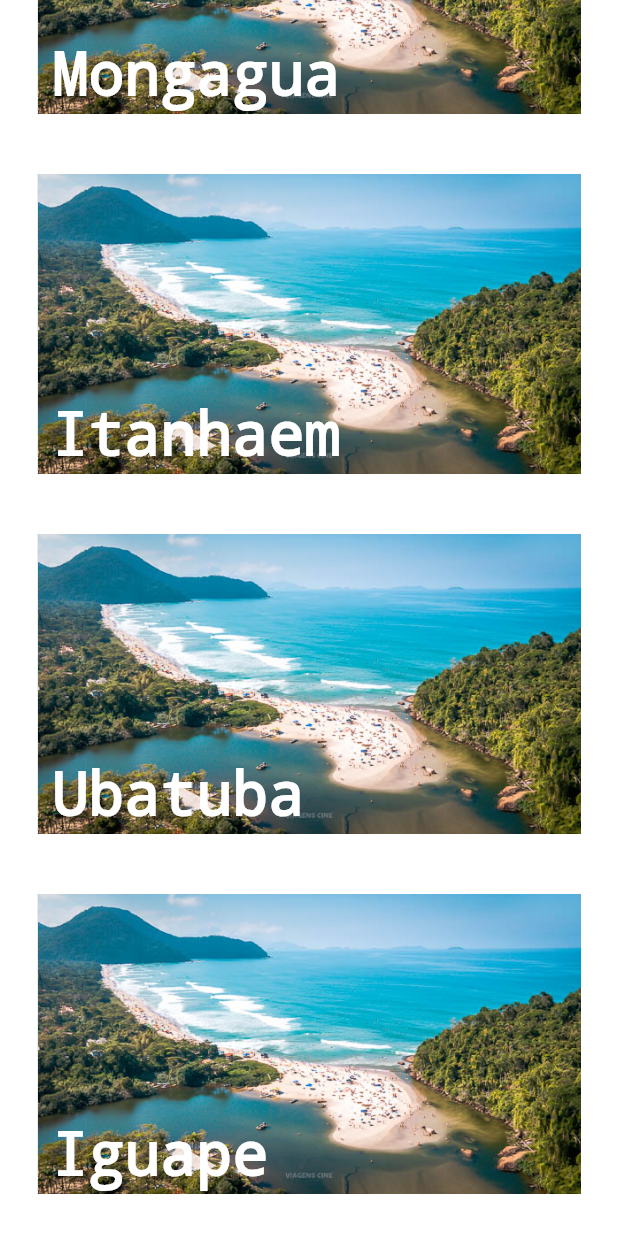
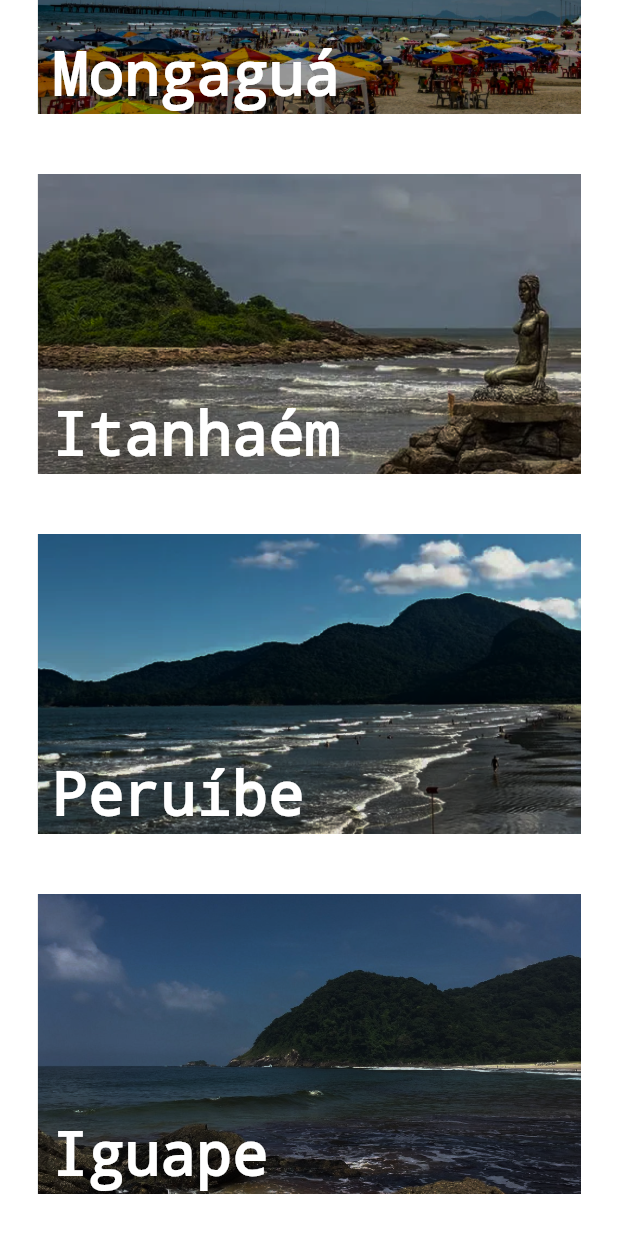
Before and after one commit to LucasHor4/SurfSP, a Flutter app: the screen it shows after launch, scrolled down 2304 dp, on a phone screen of 412 x 824 dp. Shown: the top 1233 px of the screen. Run offline on Flutter 3.47's test engine with Material 3 defaults, Android fonts, the light colour scheme and no system bars.

Commit message:
Adicionando as imagens.

```diff
--- a/lib/main.dart
+++ b/lib/main.dart
@@ -72,7 +72,7 @@ class PraiasState extends State<Praias> {
                   children: [
                     Positioned(
                       child: Image.asset( //imagem da praia
-                        'img/Ubatuba-Melhores-Praias-Capa.jpg',
+                        'img/uba.png',
                         width: MediaQuery.of(context).size.width - 50,
                         height: 200,
                         fit: ubatuba ? BoxFit.cover : BoxFit.cover,
@@ -144,7 +144,7 @@ class PraiasState extends State<Praias> {
                   children: [
                     Positioned(
                       child: Image.asset( //imagem da praia
-                        'img/Ubatuba-Melhores-Praias-Capa.jpg',
+                        'img/car.png',
                         width: MediaQuery.of(context).size.width - 50,
                         height: 200,
                         fit: caraguatatuba ? BoxFit.cover : BoxFit.cover,
@@ -215,7 +215,7 @@ class PraiasState extends State<Praias> {
                   children: [
                     Positioned(
                       child: Image.asset( //imagem da praia
-                        'img/Ubatuba-Melhores-Praias-Capa.jpg',
+                        'img/ilb.png',
                         width: MediaQuery.of(context).size.width - 50,
                         height: 200,
                         fit: ilhabela ? BoxFit.cover : BoxFit.cover,
@@ -286,7 +286,7 @@ class PraiasState extends State<Praias> {
                   children: [
                     Positioned(
                       child: Image.asset( //imagem da praia
-                        'img/Ubatuba-Melhores-Praias-Capa.jpg',
+                        'img/ssb.png',
                         width: MediaQuery.of(context).size.width - 50,
                         height: 200,
                         fit: ssebastiao ? BoxFit.cover : BoxFit.cover,
@@ -296,7 +296,7 @@ class PraiasState extends State<Praias> {
                       top: 150,
                       left: 10,
                       child: Text(
-                        'São sebastião',
+                        'São Sebastião',
                         style: TextStyle(
                             fontSize: 40,
                             color: Colors.white,
@@ -357,7 +357,7 @@ class PraiasState extends State<Praias> {
                   children: [
                     Positioned(
                       child: Image.asset( //imagem da praia
-                        'img/Ubatuba-Melhores-Praias-Capa.jpg',
+                        'img/ber.png',
                         width: MediaQuery.of(context).size.width - 50,
                         height: 200,
                         fit: bertioga ? BoxFit.cover : BoxFit.cover,
@@ -428,7 +428,7 @@ class PraiasState extends State<Praias> {
                   children: [
                     Positioned(
                       child: Image.asset( //imagem da praia
-                        'img/Ubatuba-Melhores-Praias-Capa.jpg',
+                        'img/gua.png',
                         width: MediaQuery.of(context).size.width - 50,
                         height: 200,
                         fit: guaruja ? BoxFit.cover : BoxFit.cover,
@@ -438,7 +438,7 @@ class PraiasState extends State<Praias> {
                       top: 150,
                       left: 10,
                       child: Text(
-                        'Guaruja',
+                        'Guarujá',
                         style: TextStyle(
                             fontSize: 40,
                             color: Colors.white,
@@ -499,7 +499,7 @@ class PraiasState extends State<Praias> {
                   children: [
                     Positioned(
                       child: Image.asset( //imagem da praia
-                        'img/Ubatuba-Melhores-Praias-Capa.jpg',
+                        'img/san.png',
                         width: MediaQuery.of(context).size.width - 50,
                         height: 200,
                         fit: santos ? BoxFit.cover : BoxFit.cover,
@@ -570,7 +570,7 @@ class PraiasState extends State<Praias> {
                   children: [
                     Positioned(
                       child: Image.asset( //imagem da praia
-                        'img/Ubatuba-Melhores-Praias-Capa.jpg',
+                        'img/svc.png',
                         width: MediaQuery.of(context).size.width - 50,
                         height: 200,
                         fit: svicente ? BoxFit.cover : BoxFit.cover,
@@ -641,7 +641,7 @@ class PraiasState extends State<Praias> {
                   children: [
                     Positioned(
                       child: Image.asset( //imagem da praia
-                        'img/Ubatuba-Melhores-Praias-Capa.jpg',
+                        'img/prg.png',
                         width: MediaQuery.of(context).size.width - 50,
                         height: 200,
                         fit: praiagrande ? BoxFit.cover : BoxFit.cover,
@@ -712,7 +712,7 @@ class PraiasState extends State<Praias> {
                   children: [
                     Positioned(
                       child: Image.asset( //imagem da praia
-                        'img/Ubatuba-Melhores-Praias-Capa.jpg',
+                        'img/mon.png',
                         width: MediaQuery.of(context).size.width - 50,
                         height: 200,
                         fit: mongagua ? BoxFit.cover : BoxFit.cover,
@@ -722,7 +722,7 @@ class PraiasState extends State<Praias> {
                       top: 150,
                       left: 10,
                       child: Text(
-                        'Mongagua',
+                        'Mongaguá',
                         style: TextStyle(
                             fontSize: 40,
                             color: Colors.white,
@@ -783,7 +783,7 @@ class PraiasState extends State<Praias> {
                   children: [
                     Positioned(
                       child: Image.asset( //imagem da praia
-                        'img/Ubatuba-Melhores-Praias-Capa.jpg',
+                        'img/ita.png',
                         width: MediaQuery.of(context).size.width - 50,
                         height: 200,
                         fit: itanhaem ? BoxFit.cover : BoxFit.cover,
@@ -793,7 +793,7 @@ class PraiasState extends State<Praias> {
                       top: 150,
                       left: 10,
                       child: Text(
-                        'Itanhaem',
+                        'Itanhaém',
                         style: TextStyle(
                             fontSize: 40,
                             color: Colors.white,
@@ -854,7 +854,7 @@ class PraiasState extends State<Praias> {
                   children: [
                     Positioned(
                       child: Image.asset( //imagem da praia
-                        'img/Ubatuba-Melhores-Praias-Capa.jpg',
+                        'img/per.png',
                         width: MediaQuery.of(context).size.width - 50,
                         height: 200,
                         fit: peruibe ? BoxFit.cover : BoxFit.cover,
@@ -864,7 +864,7 @@ class PraiasState extends State<Praias> {
                       top: 150,
                       left: 10,
                       child: Text(
-                        'Ubatuba',
+                        'Peruíbe',
                         style: TextStyle(
                             fontSize: 40,
                             color: Colors.white,
@@ -925,7 +925,7 @@ class PraiasState extends State<Praias> {
                   children: [
                     Positioned(
                       child: Image.asset( //imagem da praia
-                        'img/Ubatuba-Melhores-Praias-Capa.jpg',
+                        'img/igu.png',
                         width: MediaQuery.of(context).size.width - 50,
                         height: 200,
                         fit: iguape ? BoxFit.cover : BoxFit.cover,
@@ -996,7 +996,7 @@ class PraiasState extends State<Praias> {
                   children: [
                     Positioned(
                       child: Image.asset( //imagem da praia
-                        'img/Ubatuba-Melhores-Praias-Capa.jpg',
+                        'img/ilc.png',
                         width: MediaQuery.of(context).size.width - 50,
                         height: 200,
                         fit: ilhacomprida ? BoxFit.cover : BoxFit.cover,
@@ -1067,7 +1067,7 @@ class PraiasState extends State<Praias> {
                   children: [
                     Positioned(
                       child: Image.asset( //imagem da praia
-                        'img/Ubatuba-Melhores-Praias-Capa.jpg',
+                        'img/can.png',
                         width: MediaQuery.of(context).size.width - 50,
                         height: 200,
                         fit: cananeia ? BoxFit.cover : BoxFit.cover,
@@ -1077,7 +1077,7 @@ class PraiasState extends State<Praias> {
                       top: 150,
                       left: 10,
                       child: Text(
-                        'Cananeia',
+                        'Cananéia',
                         style: TextStyle(
                             fontSize: 40,
                             color: Colors.white,
```
Also changed, not shown: img/ber.png (added), img/can.png (added), img/car.png (added), img/gua.png (added), img/igu.png (added), img/ilb.png (added), img/ilc.png (added), img/ita.png (added), img/mon.png (added), img/per.png (added), img/prg.png (added), img/san.png (added), img/ssb.png (added), img/svc.png (added), 1 more files.
